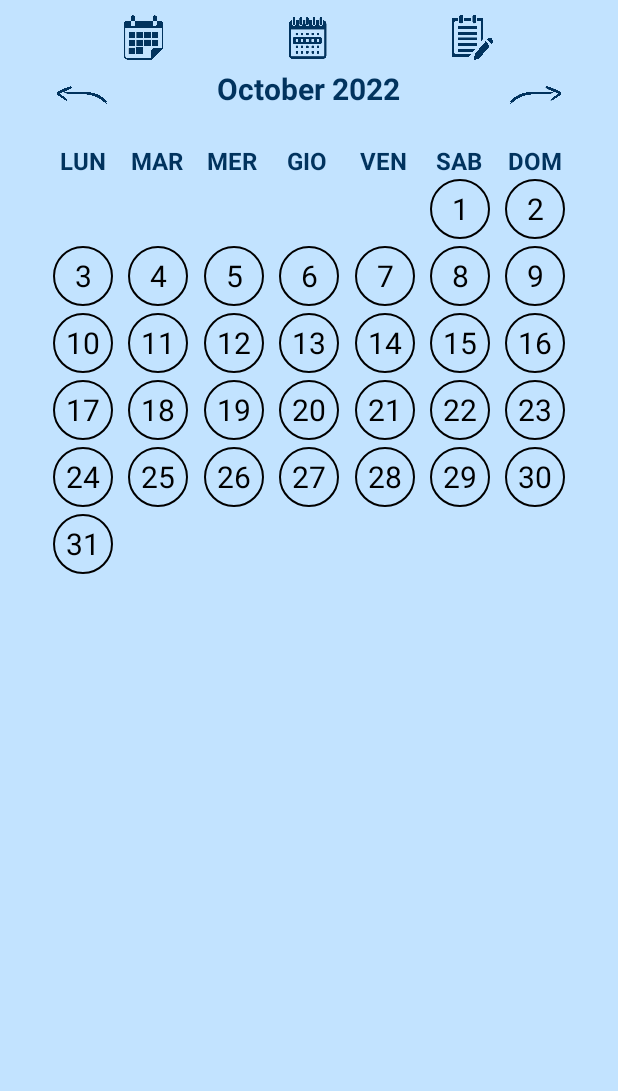
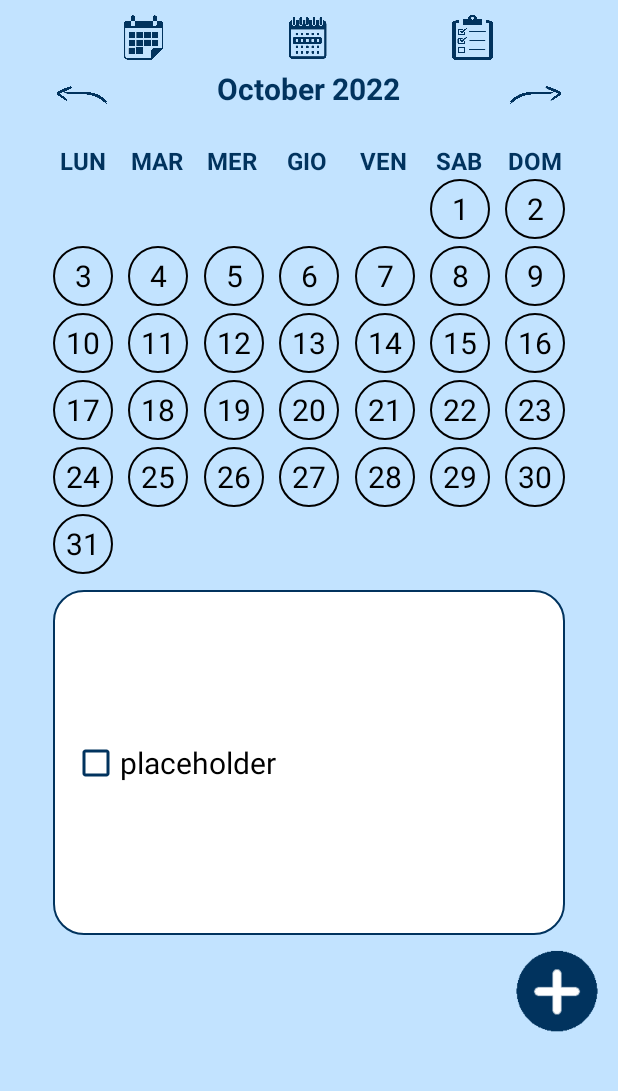
Before and after one commit to gFagnaniJob/Android_ToDoList, an Android app: the screen it shows after launch (MainActivity), on a phone screen of 412 x 824 dp, the part 116-1207 px from its top. Run offline under Robolectric (Android 15) with nearby library versions, the phone set to English and light mode, and no system bars.

Commit message:
graphics and icons

```diff
--- /dev/null
+++ b/app/src/main/res/drawable/list_border.xml
@@ -0,0 +1,12 @@
+<shape xmlns:android="http://schemas.android.com/apk/res/android"
+    android:shape="rectangle">
+    <corners
+        android:radius="20dp"
+        android:topRightRadius="20dp"
+        android:bottomRightRadius="20dp"
+        android:bottomLeftRadius="20dp"/>
+    <stroke
+        android:width="1dp"
+        android:color="@color/list_border_color" />
+    <solid android:color="@color/white" />
+</shape>
--- a/app/src/main/res/layout/activity_main.xml
+++ b/app/src/main/res/layout/activity_main.xml
@@ -72,7 +72,7 @@
             android:layout_height="30dp"
             android:layout_weight="1"
             android:textColor="@color/arrow_color"
-            android:background="@drawable/todo_icon_blue_1"
+            android:background="@drawable/todo_icon_blue_2"
             android:onClick="nextMonthAction" >
         </Button>
 
@@ -224,6 +224,55 @@
 
     </androidx.recyclerview.widget.RecyclerView>
 
+    <LinearLayout
+        android:layout_width="match_parent"
+        android:layout_height="230dp"
+        android:layout_marginLeft="@dimen/margin_list_left_right"
+        android:layout_marginRight="@dimen/margin_list_left_right"
+        android:layout_marginTop="@dimen/margin_list_top"
+
+        android:background="@drawable/list_border">
+
+        <androidx.constraintlayout.widget.ConstraintLayout
+            android:layout_width="match_parent"
+            android:layout_height="match_parent">
+
+
+            <CheckBox
+                android:id="@+id/checkBox"
+                android:layout_width="wrap_content"
+                android:layout_height="wrap_content"
+                android:layout_marginRight="180dp"
+                android:minHeight="48dp"
+                android:text="placeholder"
+                android:buttonTint="@color/check_checked_color"
+                android:textSize="20sp"
+                app:layout_constraintBottom_toBottomOf="parent"
+                app:layout_constraintLeft_toLeftOf="parent"
+                app:layout_constraintRight_toRightOf="parent"
+                app:layout_constraintTop_toTopOf="parent" />
+
+        </androidx.constraintlayout.widget.ConstraintLayout>
+
+    </LinearLayout>
+
+    <androidx.constraintlayout.widget.ConstraintLayout
+        android:layout_width="match_parent"
+        android:layout_height="wrap_content">
+
+
+        <Button
+            android:layout_width="65dp"
+            android:layout_height="65dp"
+            android:layout_marginTop="4dp"
+            android:layout_marginEnd="8dp"
+            android:background="@drawable/plus_round_icon_blue"
+            android:onClick="nextMonthAction"
+            app:layout_constraintEnd_toEndOf="parent"
+            app:layout_constraintTop_toTopOf="parent"></Button>
+
+    </androidx.constraintlayout.widget.ConstraintLayout>
+
 
 
 </LinearLayout>
--- /dev/null
+++ b/app/src/main/res/layout/list_item.xml
@@ -0,0 +1,23 @@
+<?xml version="1.0" encoding="utf-8"?>
+<androidx.constraintlayout.widget.ConstraintLayout xmlns:android="http://schemas.android.com/apk/res/android"
+    xmlns:tools="http://schemas.android.com/tools"
+    android:layout_width="match_parent"
+    android:layout_height="match_parent"
+    xmlns:app="http://schemas.android.com/apk/res-auto">
+
+
+    <CheckBox
+        android:id="@+id/checkBox"
+        android:layout_width="wrap_content"
+        android:layout_height="wrap_content"
+        android:layout_marginRight="180dp"
+        android:minHeight="48dp"
+        android:text="placeholder"
+        android:buttonTint="@color/check_checked_color"
+        android:textSize="20sp"
+        app:layout_constraintBottom_toBottomOf="parent"
+        app:layout_constraintLeft_toLeftOf="parent"
+        app:layout_constraintRight_toRightOf="parent"
+        app:layout_constraintTop_toTopOf="parent" />
+
+</androidx.constraintlayout.widget.ConstraintLayout>
--- a/app/src/main/res/values/colors.xml
+++ b/app/src/main/res/values/colors.xml
@@ -9,7 +9,9 @@
     <color name="background_color_2">#c2e3ff</color>
     <color name="day_color">#01335e</color>
     <color name="app_name_bg_color">#01335e</color>
+    <color name="check_checked_color">#01335e</color>
     <color name="arrow_color">#01335e</color>
     <color name="app_name_color">#c2e3ff</color>
     <color name="day_cell_selected_color">#01335e</color>
+    <color name="list_border_color">#01335e</color>
 </resources>
--- a/app/src/main/res/values/dimens.xml
+++ b/app/src/main/res/values/dimens.xml
@@ -3,4 +3,6 @@
     <dimen name="border_width">1dp</dimen>
     <dimen name="border_height">40dp</dimen>
     <dimen name="margin_left_right">30dp</dimen>
+    <dimen name="margin_list_left_right">35dp</dimen>
+    <dimen name="margin_list_top">5dp</dimen>
 </resources>
--- a/app/src/main/res/values/strings.xml
+++ b/app/src/main/res/values/strings.xml
@@ -2,4 +2,5 @@
     <string name="app_name">To Do List</string>
     <string name="prev"><![CDATA[<-]]></string>
     <string name="next"><![CDATA[->]]></string>
+    <string name="strikeThrough"><strike>Cosa da fare in giornata</strike></string>
 </resources>
```
Also changed, not shown: app/src/main/res/drawable-v24/plus_round_icon_blue.png (added), app/src/main/res/drawable-v24/todo_icon_blue_2.png (added), 5 other files.
